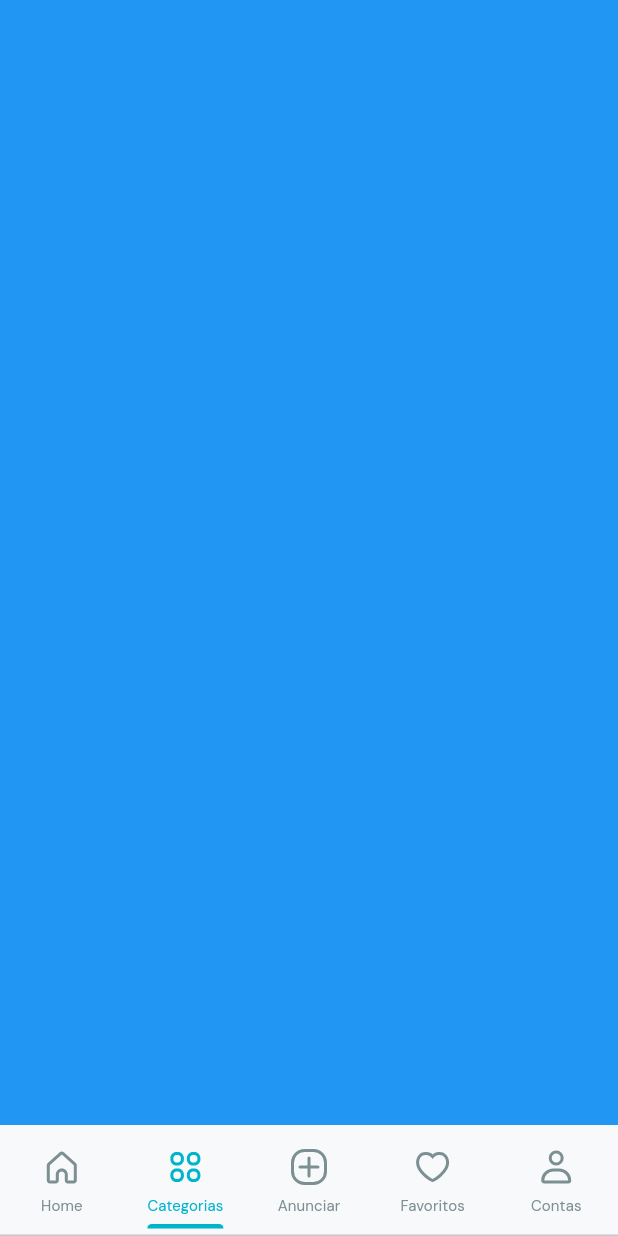
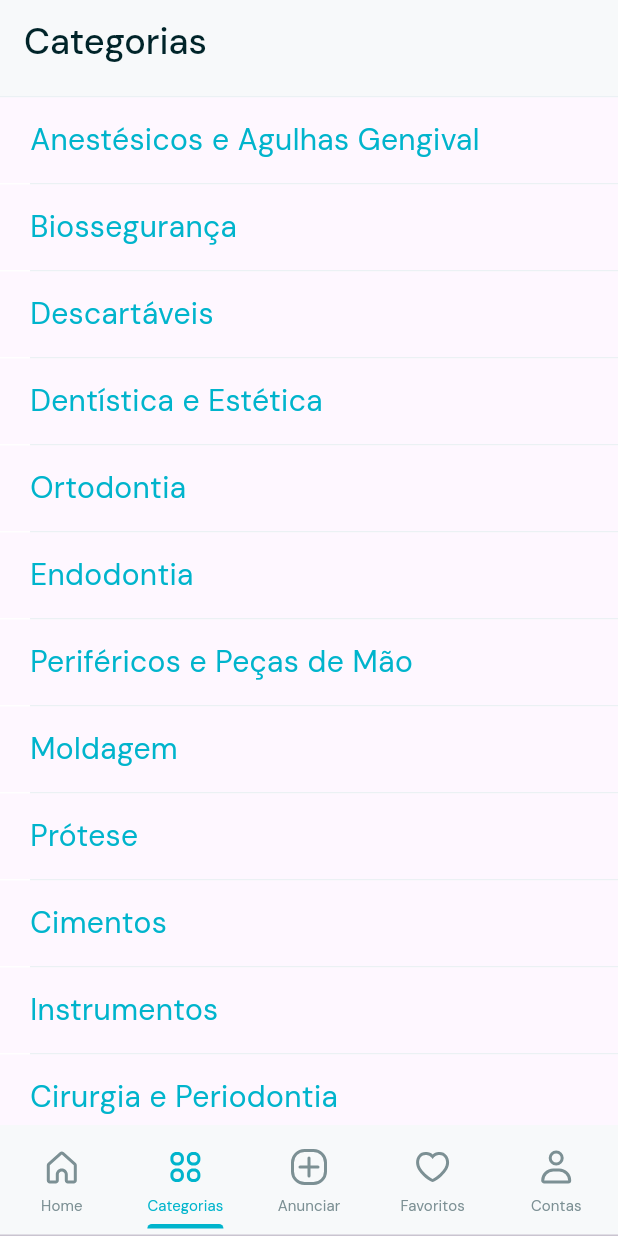
Before and after one commit to claylton/corelab_app_challenge, a Flutter app: the screen it shows after launch, item 2 of the bottom bar chosen, on a phone screen of 412 x 824 dp. Run offline on Flutter 3.47's test engine with Material 3 defaults, Android fonts, the phone set to English and light mode, and no system bars; our stand-ins replace flutter_svg; network calls fail.

Commit message:
Create category page

```diff
--- /dev/null
+++ b/lib/ui/pages/category_page.dart
@@ -0,0 +1,61 @@
+import 'package:corelab_app_challenge/ui/shared/widgets/category/app_divider_widget.dart';
+import 'package:corelab_app_challenge/ui/shared/widgets/category/category_items_widgets.dart';
+import 'package:corelab_app_challenge/ui/shared/widgets/custom_app_bar_widget.dart';
+import 'package:corelab_app_challenge/ui/themes/app_colors_theme.dart';
+import 'package:flutter/material.dart';
+
+class CategoryPage extends StatelessWidget {
+  CategoryPage({super.key});
+
+  final List<String> categories = [
+    "Anestésicos e Agulhas Gengival",
+    "Biossegurança",
+    "Descartáveis",
+    "Dentística e Estética",
+    "Ortodontia",
+    "Endodontia",
+    "Periféricos e Peças de Mão",
+    "Moldagem",
+    "Prótese",
+    "Cimentos",
+    "Instrumentos",
+    "Cirurgia e Periodontia",
+    "Radiologia"
+  ];
+
+  @override
+  Widget build(BuildContext context) {
+    return Scaffold(
+       appBar: const CustomAppBarWidget(isCategoryAppBar: true),
+      body: ListView(
+        children: [
+          Container(
+            decoration: const BoxDecoration(
+              color: AppColorsTheme.whiteColor,
+              border: Border.symmetric(
+                horizontal: BorderSide(color: AppColorsTheme.borderColor),
+              ),
+            ),
+            child: ListView.separated(
+              physics: const NeverScrollableScrollPhysics(),
+              shrinkWrap: true,
+              itemCount: categories.length,
+              itemBuilder: (context, index) {
+                final item = categories[index];
+                return CategoryItemWidgets(
+                  categoryName: item,
+                  // onTap: () => bloc.searchForCategory(item),
+                  onTap: () {},
+                );
+              },
+              separatorBuilder: (context, index) => const Padding(
+                padding: EdgeInsets.only(left: 20),
+                child: AppDividerWidget(),
+              ),
+            ),
+          )
+        ],
+      ),
+    );
+  }
+}
--- a/lib/ui/pages/tabs_page.dart
+++ b/lib/ui/pages/tabs_page.dart
@@ -1,3 +1,4 @@
+import 'package:corelab_app_challenge/ui/pages/category_page.dart';
 import 'package:corelab_app_challenge/ui/pages/home_page.dart';
 import 'package:corelab_app_challenge/ui/shared/widgets/app_icon_widget.dart';
 import 'package:corelab_app_challenge/ui/themes/app_colors_theme.dart';
@@ -40,7 +41,7 @@ class _TabsPageState extends State<TabsPage> with TickerProviderStateMixin {
         controller: _tabController,
         children: [
           const HomePage(),
-          Container(color: Colors.blue),
+          CategoryPage(),
           Container(color: AppColorsTheme.primaryColor),
           Container(color: Colors.amber),
           Container(color: Colors.black),
--- /dev/null
+++ b/lib/ui/shared/widgets/category/app_divider_widget.dart
@@ -0,0 +1,15 @@
+import 'package:corelab_app_challenge/ui/themes/app_colors_theme.dart';
+import 'package:flutter/widgets.dart';
+
+class AppDividerWidget extends StatelessWidget {
+  const AppDividerWidget({super.key});
+
+  @override
+  Widget build(BuildContext context) {
+    return Container(
+      color: AppColorsTheme.borderColor,
+      height: 1,
+      width: double.infinity,
+    );
+  }
+}
--- /dev/null
+++ b/lib/ui/shared/widgets/category/category_items_widgets.dart
@@ -0,0 +1,30 @@
+import 'package:corelab_app_challenge/ui/themes/app_text_style_theme.dart';
+import 'package:flutter/material.dart';
+
+class CategoryItemWidgets extends StatelessWidget {
+  final String categoryName;
+  final VoidCallback onTap;
+
+  const CategoryItemWidgets({
+    super.key,
+    required this.categoryName,
+    required this.onTap,
+  });
+
+  @override
+  Widget build(BuildContext context) {
+    return Material(
+      child: InkWell(
+        onTap: onTap,
+        child: Padding(
+          padding: const EdgeInsets.symmetric(horizontal: 20, vertical: 14),
+          child: Text(
+            categoryName,
+            maxLines: 1,
+            style: AppTextStyleTheme.categoryTitle,
+          ),
+        ),
+      ),
+    );
+  }
+}
--- a/lib/ui/shared/widgets/custom_app_bar_widget.dart
+++ b/lib/ui/shared/widgets/custom_app_bar_widget.dart
@@ -6,23 +6,26 @@ class CustomAppBarWidget extends StatelessWidget implements PreferredSizeWidget
   final VoidCallback? onSearchTap;
   final Function(String)? onChanged;
   final bool autoFocus;
-
+  final bool isCategoryAppBar;
 
   const CustomAppBarWidget({
     super.key,
     this.onSearchTap,
     this.onChanged,
     this.autoFocus = false,
+    this.isCategoryAppBar = false,
   });
 
   @override
   Widget build(BuildContext context) {
     return AppBar(
-        backgroundColor: AppColorsTheme.primaryColor,
+        backgroundColor: isCategoryAppBar ? AppColorsTheme.secondaryColor : AppColorsTheme.primaryColor,
         elevation: 0,
         surfaceTintColor: Colors.transparent,
         foregroundColor: AppColorsTheme.whiteColor,
-        title: Container(
+        title: isCategoryAppBar
+            ? Text('Categorias', style: AppTextStyleTheme.titleTextStyle.copyWith(fontSize: 24, fontFamily: 'DMSans-Medium'))
+            : Container(
                 margin: const EdgeInsets.only(top: 8),
                 height: 44,
                 decoration: const BoxDecoration(
--- a/lib/ui/themes/app_text_style_theme.dart
+++ b/lib/ui/themes/app_text_style_theme.dart
@@ -45,4 +45,10 @@ abstract class AppTextStyleTheme {
     fontSize: 12,
     fontFamily: 'DMSans-Medium',
   );
+
+  static const TextStyle categoryTitle = TextStyle(
+    color: AppColorsTheme.primaryColor,
+    fontSize: 20,
+    fontFamily: 'DMSans-Regular',
+  );
 }
```
Lines whose indentation alone changed are shown as unchanged.
